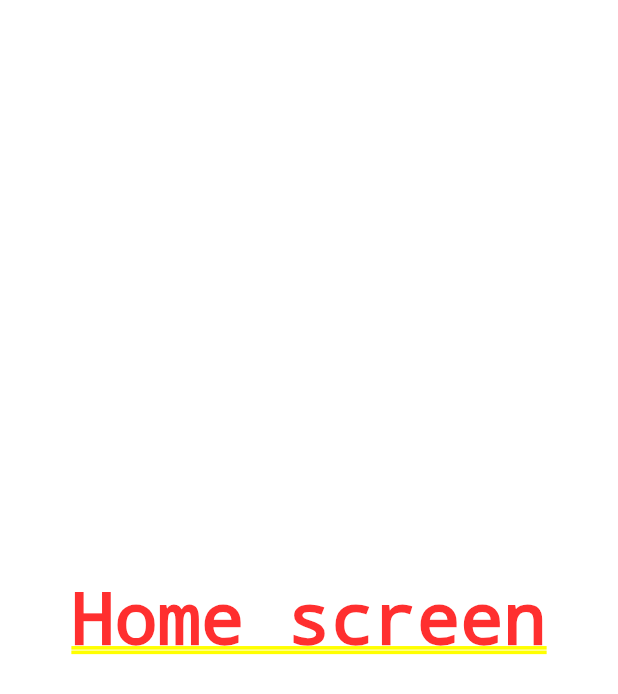
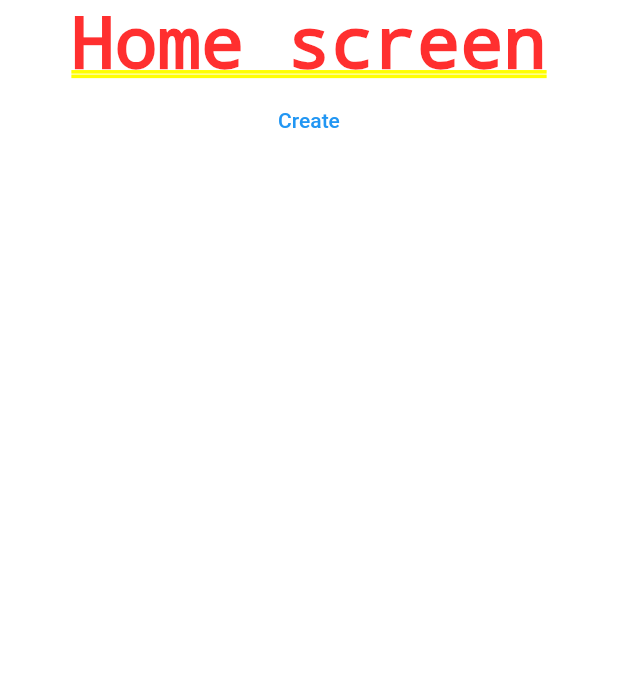
Before and after one commit to Endorf/Flutter-BLoC-Client, a Flutter app: the screen it shows after launch, on a phone screen of 412 x 824 dp. Shown: the top 694 px of the screen. Run offline on Flutter 3.47's test engine with Material 2 defaults, Android fonts, the phone set to English and light mode, and no system bars; our stand-ins replace flutter_bloc.

```diff
--- a/lib/application.dart
+++ b/lib/application.dart
@@ -25,14 +25,14 @@ class Application extends StatelessWidget {
       ],
       child: MaterialApp(
         title: Strings.appName,
-        theme: themeData(
-            ThemeData.light()), // TODO: add check device dark\light mode
+        // TODO: add check device dark\light mode
+        theme: themeData(ThemeData.light()),
         home: _routers,
       ),
     );
   }
 
-  Widget get _routers => BlocBuilder<RouterBloc, RouterState>(
+  Widget get _routers => BlocBuilder<RouterBloc, RouteState>(
         builder: (context, state) => Router(
           routerDelegate: RootRouterDelegate(
             navigatorKey,
--- a/lib/data/fake_repository.dart
+++ b/lib/data/fake_repository.dart
@@ -2,6 +2,6 @@ import 'dart:async';
 
 class FakeRepository {
   Future<bool> authenticate() {
-    return Future.delayed(const Duration(seconds: 3), () => Future(() => true));
+    return Future.delayed(const Duration(seconds: 1), () => Future(() => true));
   }
 }
--- a/lib/domain/initialization/initialization_bloc.dart
+++ b/lib/domain/initialization/initialization_bloc.dart
@@ -12,9 +12,9 @@ class InitializationBloc extends Bloc<Event, SplashState> {
       emit(SplashState(isLoading: true));
 
       try {
-        await repository.authenticate();
+        bool isAuthenticated = await repository.authenticate();
 
-        emit(SplashState(isReady: true, isAuthenticated: true));
+        emit(SplashState(isReady: true, isAuthenticated: isAuthenticated));
       } catch (error) {
         emit(SplashState(isReady: true));
       }
--- a/lib/domain/router/event.dart
+++ b/lib/domain/router/event.dart
@@ -5,3 +5,5 @@ class SplashEvent implements RoutingEvent {}
 class LoginEvent implements RoutingEvent {}
 
 class HomeEvent implements RoutingEvent {}
+
+class CreationEvent implements RoutingEvent {}
--- a/lib/domain/router/router_bloc.dart
+++ b/lib/domain/router/router_bloc.dart
@@ -2,7 +2,7 @@ import 'package:bloc_app/domain/router/event.dart';
 import 'package:bloc_app/domain/router/state.dart';
 import 'package:flutter_bloc/flutter_bloc.dart';
 
-class RouterBloc extends Bloc<RoutingEvent, RouterState> {
+class RouterBloc extends Bloc<RoutingEvent, RouteState> {
   RouterBloc() : super(SplashState()) {
     on<SplashEvent>((event, emit) {
       emit(SplashState());
@@ -13,5 +13,8 @@ class RouterBloc extends Bloc<RoutingEvent, RouterState> {
     on<HomeEvent>((event, emit) {
       emit(HomeState());
     });
+    on<CreationEvent>((event, emit) {
+      emit(CreationState());
+    });
   }
 }
--- a/lib/domain/router/state.dart
+++ b/lib/domain/router/state.dart
@@ -1,19 +1,9 @@
-class RouterState1 {
-  final bool isLoading;
-  final bool isReady;
-  final bool isAuthenticated;
+abstract class RouteState {}
 
-  RouterState1({
-    this.isLoading = false,
-    this.isReady = false,
-    this.isAuthenticated = false,
-  });
-}
+class SplashState extends RouteState {}
 
-abstract class RouterState {}
+class LoginState extends RouteState {}
 
-class SplashState implements RouterState {}
+class HomeState extends RouteState {}
 
-class LoginState implements RouterState {}
-
-class HomeState implements RouterState {}
+class CreationState extends RouteState {}
--- a/lib/ui/screen/home.dart
+++ b/lib/ui/screen/creation/creation.dart
@@ -1,13 +1,13 @@
 import 'package:flutter/material.dart';
 
-class HomeScreen extends StatelessWidget {
-  const HomeScreen({super.key});
+class CreationScreen extends StatelessWidget {
+  const CreationScreen({super.key});
 
   @override
   Widget build(BuildContext context) {
     return const Center(
       child: Text(
-        "Home screen",
+        "Creation screen",
         textAlign: TextAlign.center,
       ),
     );
--- /dev/null
+++ b/lib/ui/screen/home/home.dart
@@ -0,0 +1,26 @@
+import 'package:bloc_app/domain/router/event.dart';
+import 'package:bloc_app/domain/router/router_bloc.dart';
+import 'package:flutter/material.dart';
+import 'package:flutter_bloc/flutter_bloc.dart';
+
+class HomeScreen extends StatelessWidget {
+  const HomeScreen({super.key});
+
+  @override
+  Widget build(BuildContext context) {
+    return Column(
+      children: [
+        const Center(
+          child: Text(
+            "Home screen",
+            textAlign: TextAlign.center,
+          ),
+        ),
+        TextButton(
+          onPressed: () => context.read<RouterBloc>().add(CreationEvent()),
+          child: const Text('Create'),
+        ),
+      ],
+    );
+  }
+}
--- a/lib/ui/screen/splash.dart
+++ b/lib/ui/screen/splash/splash.dart
@@ -11,10 +11,11 @@ class SplashScreen extends StatelessWidget {
 
   @override
   Widget build(BuildContext context) {
-    final router = context.read<RouterBloc>();
     return BlocConsumer<InitializationBloc, SplashState>(
         listener: (context, state) {
           if (state.isReady) {
+            final router = context.read<RouterBloc>();
+
             if (state.isAuthenticated) {
               router.add(HomeEvent());
             } else {
```
Also changed, not shown: lib/main_transition_delegate.dart (added, +33 -0 lines), lib/router_delegate.dart (+31 -67 lines), lib/ui/screen/base_page.dart (added, +29 -0 lines), lib/ui/screen/creation/page/creation_page.dart (added, +8 -0 lines), lib/ui/screen/home/page/home_page.dart (added, +8 -0 lines), lib/ui/screen/login.dart (deleted, +0 -15 lines), lib/ui/screen/login/login.dart (added, +31 -0 lines), lib/ui/screen/login/page/login_page.dart (added, +8 -0 lines), lib/ui/screen/splash/page/splash_page.dart (added, +8 -0 lines).
